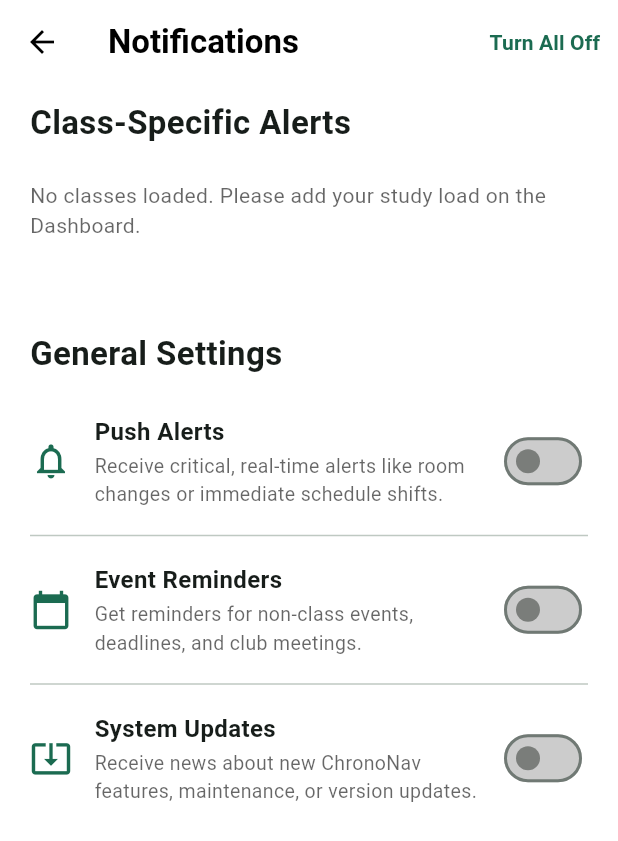
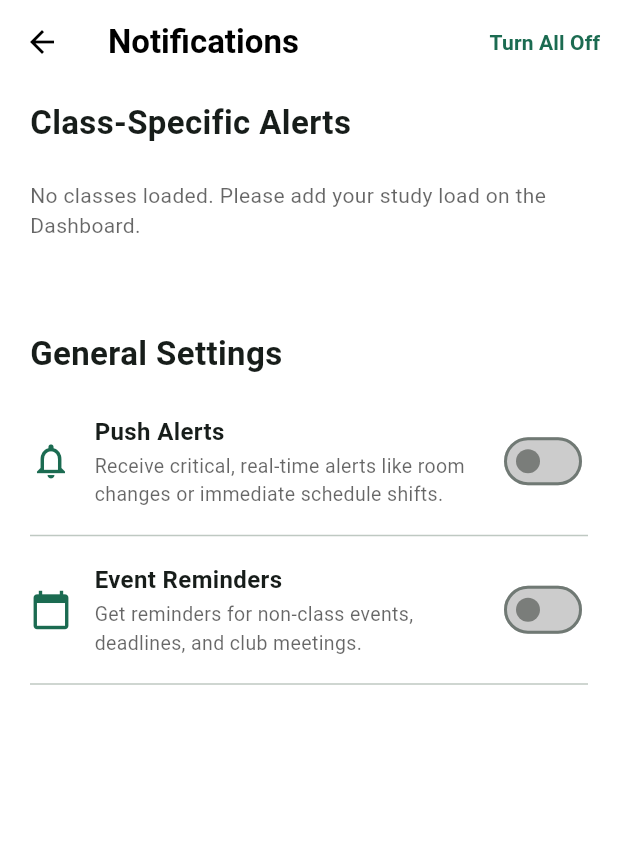
Before and after one commit to Vinzz290034/CHRONONAV_2, a Flutter app: the NotificationScreen screen opened directly, after a tap on "Turn All Off", on a phone screen of 412 x 824 dp. Shown: the top 841 px of the screen. Run offline on Flutter 3.47's test engine with Material 3 defaults, Android fonts, the phone set to English and light mode, and no system bars; our stand-ins replace file_picker, flutter_secure_storage, image_picker, shared_preferences; missing offline and left inert: google_mlkit_text_recognition, pdfx; accounts and stored records are empty; network calls fail.

Commit message:
MOMO | update notification

```diff
--- a/chrono_application/lib/screens/notification_screen.dart
+++ b/chrono_application/lib/screens/notification_screen.dart
@@ -31,7 +31,7 @@ class _NotificationScreenState extends State<NotificationScreen> {
 
   bool _pushAlertsEnabled = true;
   bool _eventRemindersEnabled = true;
-  bool _systemUpdatesEnabled = false;
+  //bool _systemUpdatesEnabled = false;
 
   // 🎯 NEW STATE: Fetched list of personal events
   List<dynamic> _personalEvents =
@@ -108,12 +108,12 @@ class _NotificationScreenState extends State<NotificationScreen> {
 
     final bool savedPush = prefs.getBool('pref_push_alerts') ?? true;
     final bool savedEvent = prefs.getBool('pref_event_reminders') ?? true;
-    final bool savedSystem = prefs.getBool('pref_system_updates') ?? false;
+    //final bool savedSystem = prefs.getBool('pref_system_updates') ?? false;
 
     setState(() {
       _pushAlertsEnabled = savedPush;
       _eventRemindersEnabled = savedEvent;
-      _systemUpdatesEnabled = savedSystem;
+      //_systemUpdatesEnabled = savedSystem;
     });
   }
 
@@ -422,7 +422,7 @@ class _NotificationScreenState extends State<NotificationScreen> {
     setState(() {
       _pushAlertsEnabled = false;
       _eventRemindersEnabled = false;
-      _systemUpdatesEnabled = false;
+      //_systemUpdatesEnabled = false;
 
       // Save master switches
       _savePreference('pref_push_alerts', false);
@@ -585,24 +585,6 @@ class _NotificationScreenState extends State<NotificationScreen> {
 
             const Divider(),
 
-            // --- System Updates Setting ---
-            _buildSettingRow(
-              context: context,
-              icon: Icons.system_update_alt,
-              title: 'System Updates',
-              subtitle:
-                  'Receive news about new ChronoNav features, maintenance, or version updates.',
-              value: _systemUpdatesEnabled,
-              prefsKey: 'pref_system_updates', // 🎯 Prefs Key
-              onChanged: (bool newValue) {
-                setState(() {
-                  _systemUpdatesEnabled = newValue;
-                });
-                debugPrint('System Updates changed to $newValue');
-                // TODOAdd API call to save system updates preference
-              },
-            ),
-
             const SizedBox(height: 20),
           ],
         ),
```
